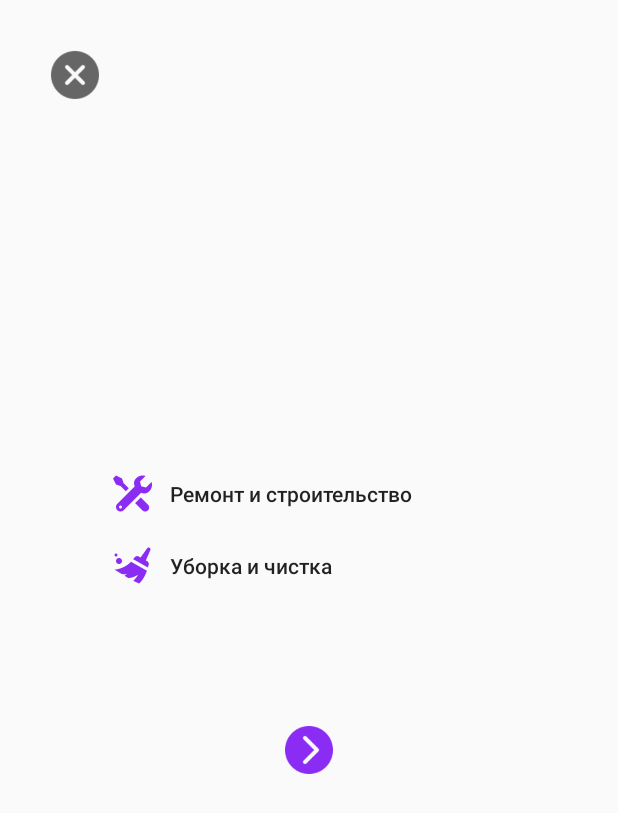
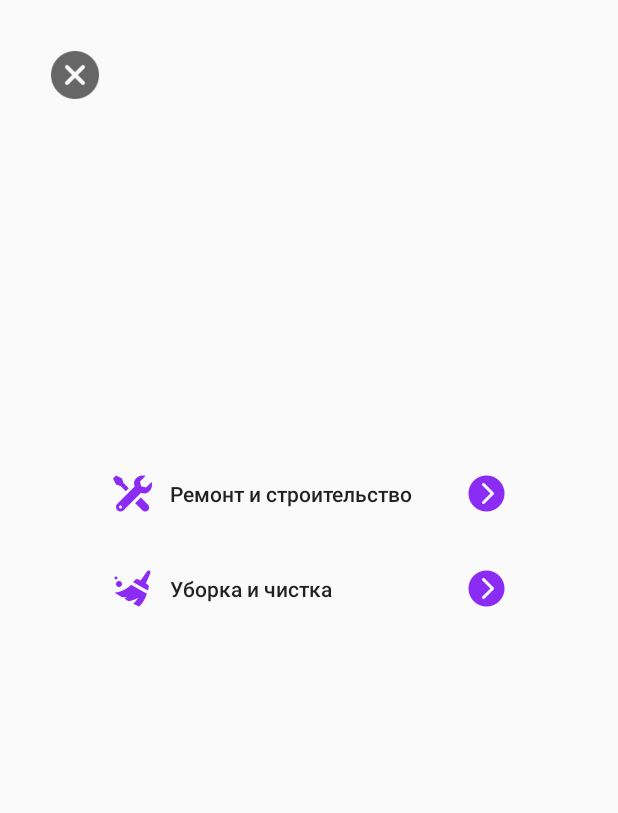
Before and after one commit to polyaa25/HomeWorkers, an Android app: the Categories screen opened directly, with no data from a screen before it, on a phone screen of 412 x 824 dp. Shown: the top 813 px of the screen. Run offline under Robolectric (Android 15) with nearby library versions, the phone set to English and light mode, and no system bars.

Commit message:
Изменение стиля категорий

```diff
--- a/app/src/main/java/com/example/homeworkers2/Categories.java
+++ b/app/src/main/java/com/example/homeworkers2/Categories.java
@@ -5,12 +5,13 @@ import androidx.appcompat.app.AppCompatActivity;
 import android.content.Intent;
 import android.os.Bundle;
 import android.view.View;
+import android.widget.Button;
 import android.widget.ImageButton;
 
 public class Categories extends AppCompatActivity {
 
     private ImageButton stopButton;
-    private ImageButton nextButton;
+    private Button nextButton;
 
     @Override
     protected void onCreate(Bundle savedInstanceState) {
@@ -18,7 +19,7 @@ public class Categories extends AppCompatActivity {
         setContentView(R.layout.activity_categories);
 
         stopButton = findViewById(R.id.stopButton);
-        nextButton = findViewById(R.id.nextButton);
+        nextButton = findViewById(R.id.categories1);
 
         stopButton.setOnClickListener(new View.OnClickListener() {
             @Override
--- a/app/src/main/res/layout/activity_categories.xml
+++ b/app/src/main/res/layout/activity_categories.xml
@@ -24,8 +24,10 @@
             android:layout_width="266dp"
             android:layout_height="wrap_content"
             android:background="@color/transparent"
-            android:drawableLeft="@drawable/ic_stroitel"
+            android:drawableStart="@drawable/ic_stroitel"
+            android:drawableEnd="@drawable/ic_next"
             android:drawablePadding="10dp"
+            android:layout_marginBottom="15dp"
             android:text="@string/app_in_categories_st"
             android:textAlignment="textStart"
             android:textAllCaps="false" />
@@ -35,7 +37,8 @@
             android:layout_width="266dp"
             android:layout_height="wrap_content"
             android:background="@color/transparent"
-            android:drawableLeft="@drawable/ic_uborka"
+            android:drawableStart="@drawable/ic_uborka"
+            android:drawableEnd="@drawable/ic_next"
             android:drawablePadding="10dp"
             android:text="@string/app_in_categories_cl"
             android:textAlignment="textStart"
@@ -54,15 +57,4 @@
         app:layout_constraintStart_toStartOf="parent"
         app:layout_constraintTop_toTopOf="parent" />
 
-    <ImageButton
-        android:id="@+id/nextButton"
-        android:layout_width="40dp"
-        android:layout_height="40dp"
-        android:layout_marginTop="480dp"
-        android:background="@color/transparent"
-        android:scaleType="fitCenter"
-        android:src="@drawable/ic_next"
-        app:layout_constraintEnd_toEndOf="parent"
-        app:layout_constraintStart_toStartOf="parent"
-        app:layout_constraintTop_toTopOf="parent" />
 </androidx.constraintlayout.widget.ConstraintLayout>
```
